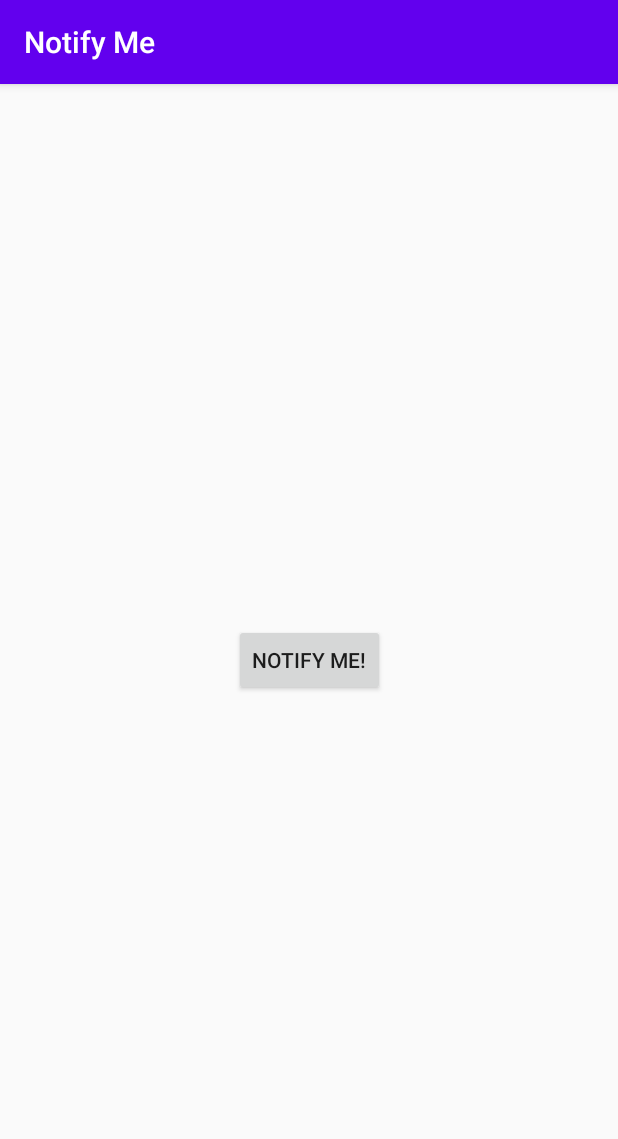
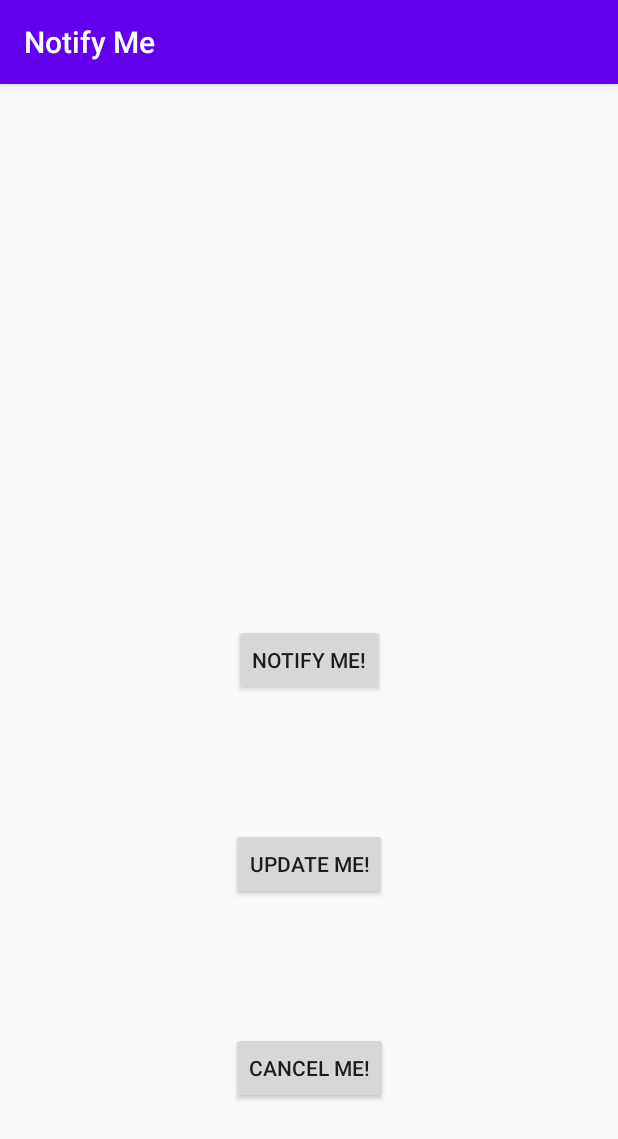
Before and after one commit to samirma/codelabs-notifications, an Android app: the screen it shows after launch (MainActivity), on a phone screen of 412 x 824 dp. Shown: the top 1139 px of the screen. Run offline under Robolectric (Android 15) with nearby library versions, the phone set to English and light mode, and no system bars.

Commit message:
feat: add cancel Notification button

```diff
--- a/app/src/main/java/com/codelabs/notifyme/MainActivity.kt
+++ b/app/src/main/java/com/codelabs/notifyme/MainActivity.kt
@@ -29,10 +29,25 @@ class MainActivity : AppCompatActivity() {
             sendNotification()
         }
 
+        update.setOnClickListener {
+            updateNotification()
+        }
+
+        cancel.setOnClickListener {
+            cancelNotification()
+        }
 
         createNotificationChannel()
 
         getNotificationBuilder()
+
+    }
+
+    private fun cancelNotification() {
+        mNotifyManager?.cancel(NOTIFICATION_ID);
+    }
+
+    private fun updateNotification() {
 
     }
 
--- a/app/src/main/res/layout/activity_main.xml
+++ b/app/src/main/res/layout/activity_main.xml
@@ -10,10 +10,30 @@
         android:id="@+id/notify"
         android:layout_width="wrap_content"
         android:layout_height="wrap_content"
-        android:text="Notify Me!"
+        android:text="@string/notify_me"
         app:layout_constraintBottom_toBottomOf="parent"
         app:layout_constraintLeft_toLeftOf="parent"
         app:layout_constraintRight_toRightOf="parent"
         app:layout_constraintTop_toTopOf="parent" />
 
+    <Button
+        android:id="@+id/update"
+        android:layout_width="wrap_content"
+        android:layout_height="wrap_content"
+        android:text="@string/update_me"
+        app:layout_constraintBottom_toTopOf="@+id/cancel"
+        app:layout_constraintEnd_toEndOf="parent"
+        app:layout_constraintStart_toStartOf="parent"
+        app:layout_constraintTop_toBottomOf="@+id/notify" />
+
+    <Button
+        android:id="@+id/cancel"
+        android:layout_width="wrap_content"
+        android:layout_height="wrap_content"
+        android:text="@string/cancel_me"
+        app:layout_constraintBottom_toBottomOf="parent"
+        app:layout_constraintEnd_toEndOf="parent"
+        app:layout_constraintStart_toStartOf="parent"
+        app:layout_constraintTop_toBottomOf="@+id/update" />
+
 </androidx.constraintlayout.widget.ConstraintLayout>
--- a/app/src/main/res/values/strings.xml
+++ b/app/src/main/res/values/strings.xml
@@ -1,3 +1,6 @@
 <resources>
     <string name="app_name">Notify Me</string>
+    <string name="notify_me">Notify Me!</string>
+    <string name="update_me">Update Me!</string>
+    <string name="cancel_me">Cancel Me!</string>
 </resources>
```
Also changed, not shown: 1 other file.
